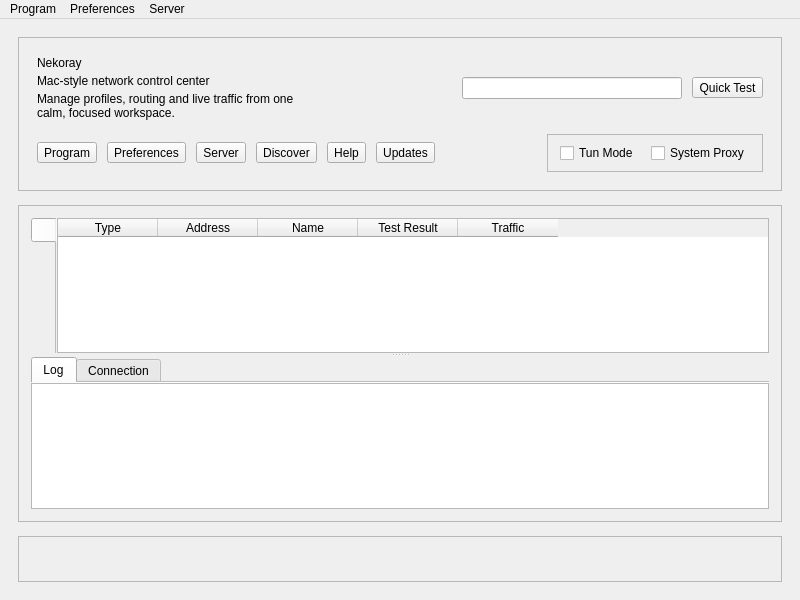
Before: the Qt Designer form ui/mainwindow.ui in yusuijiang01-orz/nekoray, drawn with Qt 5.
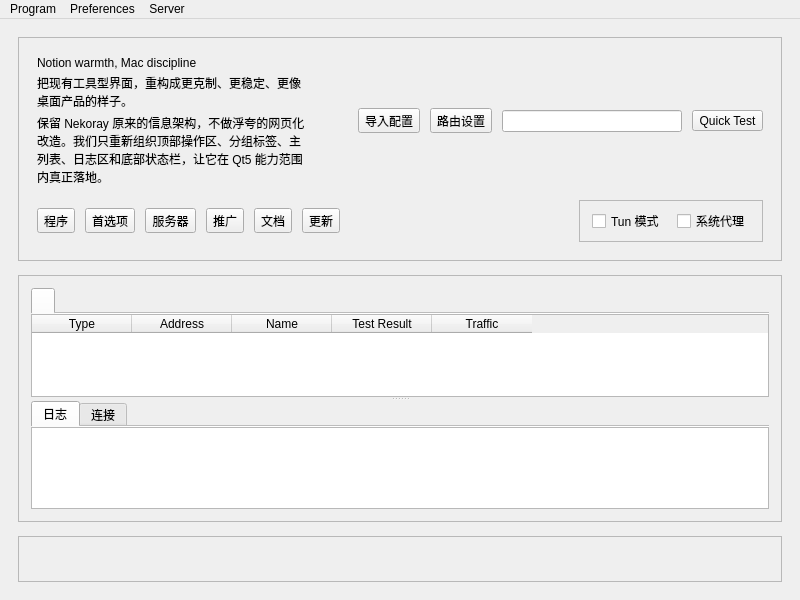
After: the same form once the commit is applied. Icons and pictures are not drawn. Custom widgets are drawn as their Qt base class.

```diff
--- a/ui/mainwindow.ui
+++ b/ui/mainwindow.ui
@@ -70,21 +70,24 @@
            <item>
             <widget class="QLabel" name="windowEyebrow">
              <property name="text">
-              <string>Nekoray</string>
+               <string>Notion warmth, Mac discipline</string>
              </property>
             </widget>
            </item>
            <item>
             <widget class="QLabel" name="windowTitleLabel">
              <property name="text">
-              <string>Mac-style network control center</string>
+               <string>把现有工具型界面，重构成更克制、更稳定、更像桌面产品的样子。</string>
+              </property>
+              <property name="wordWrap">
+               <bool>true</bool>
              </property>
             </widget>
            </item>
            <item>
             <widget class="QLabel" name="windowSubtitleLabel">
              <property name="text">
-              <string>Manage profiles, routing and live traffic from one calm, focused workspace.</string>
+               <string>保留 Nekoray 原来的信息架构，不做浮夸的网页化改造。我们只重新组织顶部操作区、分组标签、主列表、日志区和底部状态栏，让它在 Qt5 能力范围内真正落地。</string>
              </property>
              <property name="wordWrap">
               <bool>true</bool>
@@ -111,11 +114,31 @@
            <property name="spacing">
             <number>10</number>
            </property>
+            <item>
+             <widget class="QToolButton" name="toolButton_import">
+              <property name="text">
+               <string>导入配置</string>
+              </property>
+              <property name="toolButtonStyle">
+               <enum>Qt::ToolButtonTextOnly</enum>
+              </property>
+             </widget>
+            </item>
+            <item>
+             <widget class="QToolButton" name="toolButton_routing">
+              <property name="text">
+               <string>路由设置</string>
+              </property>
+              <property name="toolButtonStyle">
+               <enum>Qt::ToolButtonTextOnly</enum>
+              </property>
+             </widget>
+            </item>
            <item>
             <widget class="QLineEdit" name="search">
              <property name="minimumSize">
               <size>
-               <width>220</width>
+                <width>180</width>
                <height>0</height>
               </size>
              </property>
@@ -149,7 +172,7 @@
          <item>
           <widget class="QToolButton" name="toolButton_program">
            <property name="text">
-            <string>Program</string>
+               <string>程序</string>
            </property>
            <property name="icon">
             <iconset theme="b-system-run">
@@ -172,7 +195,7 @@
          <item>
           <widget class="QToolButton" name="toolButton_preferences">
            <property name="text">
-            <string>Preferences</string>
+               <string>首选项</string>
            </property>
            <property name="icon">
             <iconset theme="b-preferences">
@@ -195,7 +218,7 @@
          <item>
           <widget class="QToolButton" name="toolButton_server">
            <property name="text">
-            <string>Server</string>
+               <string>服务器</string>
            </property>
            <property name="icon">
             <iconset theme="b-network-server">
@@ -218,7 +241,7 @@
          <item>
           <widget class="QToolButton" name="toolButton_ads">
            <property name="text">
-            <string>Discover</string>
+               <string>推广</string>
            </property>
            <property name="icon">
             <iconset theme="b-internet-web-browser">
@@ -241,7 +264,7 @@
          <item>
           <widget class="QToolButton" name="toolButton_document">
            <property name="text">
-            <string>Help</string>
+               <string>文档</string>
            </property>
            <property name="icon">
             <iconset theme="b-dialog-question">
@@ -264,7 +287,7 @@
          <item>
           <widget class="QToolButton" name="toolButton_update">
            <property name="text">
-            <string>Updates</string>
+               <string>更新</string>
            </property>
            <property name="icon">
             <iconset theme="b-system-software-update">
@@ -327,14 +350,14 @@
                </sizepolicy>
               </property>
               <property name="text">
-               <string>Tun Mode</string>
+                <string>Tun 模式</string>
               </property>
              </widget>
             </item>
             <item>
              <widget class="QCheckBox" name="checkBox_SystemProxy">
               <property name="text">
-               <string>System Proxy</string>
+                <string>系统代理</string>
               </property>
              </widget>
             </item>
@@ -380,7 +403,7 @@
            <bool>true</bool>
           </property>
           <property name="tabPosition">
-           <enum>QTabWidget::West</enum>
+            <enum>QTabWidget::North</enum>
           </property>
           <property name="movable">
            <bool>true</bool>
@@ -479,7 +502,7 @@
           </property>
           <widget class="QWidget" name="tab">
            <attribute name="title">
-            <string>Log</string>
+             <string>日志</string>
            </attribute>
            <layout class="QVBoxLayout" name="verticalLayout">
             <property name="spacing">
@@ -511,7 +534,7 @@
           </widget>
           <widget class="QWidget" name="tab_2">
            <attribute name="title">
-            <string>Connection</string>
+             <string>连接</string>
            </attribute>
            <layout class="QVBoxLayout" name="verticalLayout_2">
             <property name="spacing">
```
Lines whose indentation alone changed are shown as unchanged.
